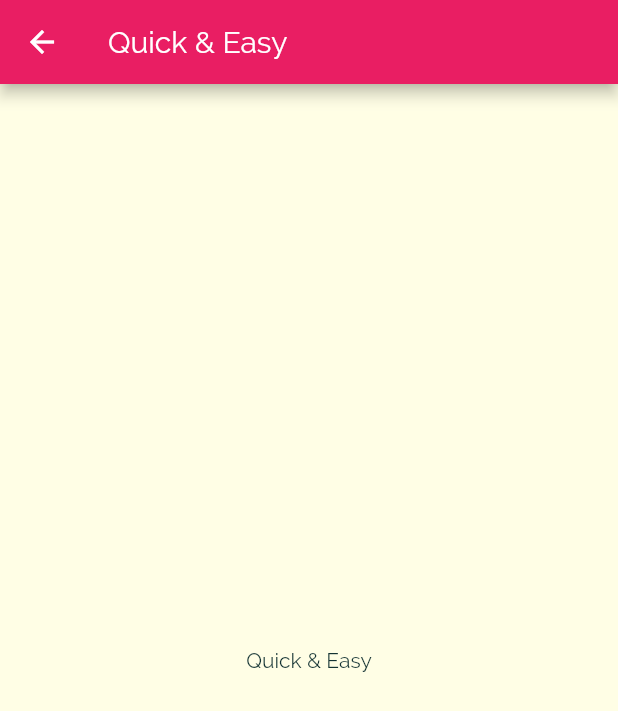
After one commit to jinyongnan810/flutter-meals-app, a Flutter app: the screen it shows after launch, after a tap on "Quick & Easy", on a phone screen of 412 x 824 dp. The commit adds this screen. Shown: the top 711 px of the screen. Run offline on Flutter 3.47's test engine with Material 2 defaults, Android fonts, the phone set to English and light mode, and no system bars.

Commit message:
click items & pop up a new page

```diff
--- a/lib/components/category_items.dart
+++ b/lib/components/category_items.dart
@@ -1,13 +1,23 @@
 import 'package:flutter/material.dart';
+import '../screens/meals.dart';
 
 class CategoryItem extends StatelessWidget {
   final String title;
   final Color color;
   CategoryItem(this.title, this.color);
+  void selectCategory(BuildContext ctx) {
+    Navigator.of(ctx).push(MaterialPageRoute(builder: (_) {
+      return Meals(this.title);
+    }));
+  }
 
   @override
   Widget build(BuildContext context) {
-    return Container(
+    return InkWell(
+      onTap: () => selectCategory(context),
+      splashColor: Theme.of(context).primaryColor,
+      borderRadius: BorderRadius.circular(10),
+      child: Container(
         padding: const EdgeInsets.all(10),
         child: Text(
           this.title,
@@ -19,6 +29,7 @@ class CategoryItem extends StatelessWidget {
                 begin: Alignment.topLeft,
                 end: Alignment.bottomRight),
             borderRadius: BorderRadius.circular(10)),
+      ),
     );
   }
 }
--- /dev/null
+++ b/lib/screens/meals.dart
@@ -0,0 +1,15 @@
+import 'package:flutter/material.dart';
+
+class Meals extends StatelessWidget {
+  final String title;
+  Meals(this.title);
+  @override
+  Widget build(BuildContext context) {
+    return Scaffold(
+      appBar: AppBar(title: Text(title)),
+      body: Center(
+        child: Text(title),
+      ),
+    );
+  }
+}
```
Lines whose indentation alone changed are shown as unchanged.
